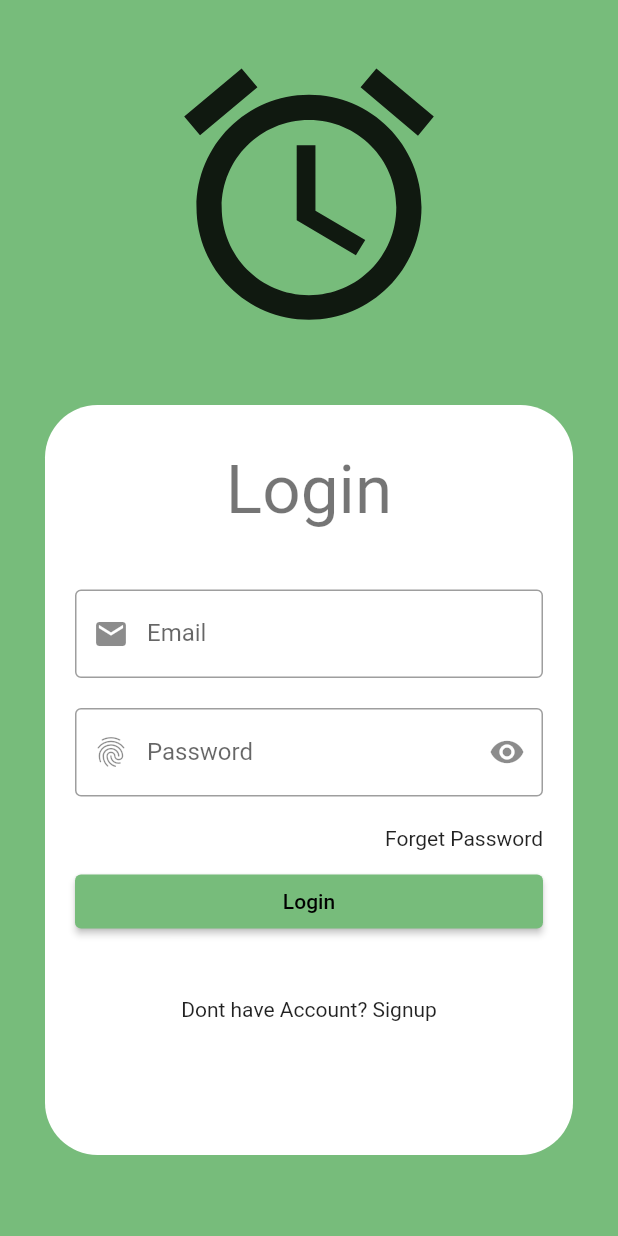
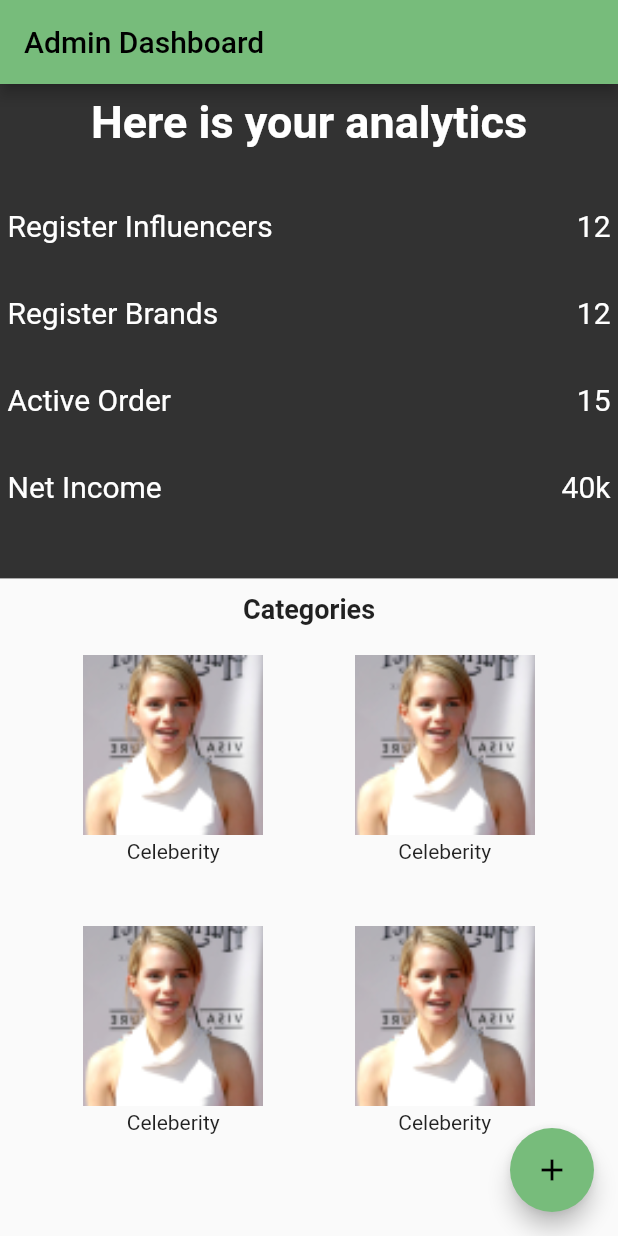
Before and after one commit to arslan053/influencers, a Flutter app: the screen it shows after launch, on a phone screen of 412 x 824 dp. Run offline on Flutter 3.47's test engine with Material 2 defaults, Android fonts, the phone set to English and light mode, and no system bars; our stand-ins replace cloud_firestore, firebase_auth, firebase_core, firebase_storage, get, google_fonts and 2 more; missing offline and left inert: dart:ffi, firebase_app_check, image_picker_platform_interface; accounts and stored records are empty.

Commit message:
profile setup plus admin dashboard and categories

```diff
--- a/lib/src/Utils/CategoryCard.dart
+++ b/lib/src/Utils/CategoryCard.dart
@@ -1,9 +1,18 @@
 import 'package:flutter/material.dart';
 
 class CategoryCard extends StatelessWidget {
-  final String  path;
-  final String  text;
-  const CategoryCard({Key? key, required this.path, required this.text}) : super(key: key);
+  final String path;
+  final String text;
+  final double? height;
+  final double? width;
+
+  const CategoryCard(
+      {Key? key,
+      required this.path,
+      required this.text,
+      this.height = 79,
+      this.width = 77})
+      : super(key: key);
 
   @override
   Widget build(BuildContext context) {
@@ -11,13 +20,18 @@ class CategoryCard extends StatelessWidget {
       padding: const EdgeInsets.all(10.0),
       child: Column(children: [
         Container(
-          height: 77,
-          width: 79,
-          decoration: BoxDecoration(borderRadius: BorderRadius.circular(12)),
-          child: Image.asset(path,fit: BoxFit.cover,)
-          ),
+            height: height,
+            width: width,
+            decoration: BoxDecoration(borderRadius: BorderRadius.circular(12)),
+            child: Image.asset(
+              path,
+              fit: BoxFit.cover,
+            )),
+        SizedBox(
+          height: 3,
+        ),
         Text(text),
-              ]),
+      ]),
     );
   }
 }
--- a/lib/src/features/Dashboard/DashboardScreen.dart
+++ b/lib/src/features/Dashboard/DashboardScreen.dart
@@ -82,7 +82,7 @@ class _DashboardScreenState extends State<DashboardScreen> {
               width: MediaQuery.of(context).size.width,
               child: ListView(
                 scrollDirection: Axis.horizontal,
-                children: const [
+                children: [
                   CategoryCard(
                       path: 'assets/images/celebrity.png', text: 'Celeberity'),
                   CategoryCard(
--- /dev/null
+++ b/lib/src/features/admin/views/admin_dashboard.dart
@@ -0,0 +1,169 @@
+import 'package:flutter/material.dart';
+import 'package:get/get_connect/http/src/utils/utils.dart';
+import 'package:google_fonts/google_fonts.dart';
+import 'package:influencer/src/features/admin/views/category_Show_dialog.dart';
+
+import '../../../Utils/CategoryCard.dart';
+import '../../../constants/colors.dart';
+import '../../../constants/sizes.dart';
+
+class AdminDashboard extends StatelessWidget {
+  const AdminDashboard({Key? key}) : super(key: key);
+
+  @override
+  Widget build(BuildContext context) {
+    final height = MediaQuery.of(context).size.height;
+    return Scaffold(
+      floatingActionButton: FloatingActionButton(
+          child: Icon(Icons.add),
+          onPressed: () {
+            ShowDialog(context);
+          }),
+      appBar: AppBar(
+        title: Text("Admin Dashboard"),
+      ),
+      body: SingleChildScrollView(
+        child: Container(
+          child: Column(
+            children: [
+              Container(
+                height: height * 0.4,
+                color: Colors.black.withOpacity(0.8),
+                child: Container(
+                  margin: EdgeInsets.symmetric(horizontal: 5),
+                  child: Column(
+                    children: [
+                      SizedBox(
+                        height: 8,
+                      ),
+                      const Text(
+                        "Here is your analytics",
+                        style: TextStyle(
+                            fontWeight: FontWeight.bold,
+                            fontSize: 30,
+                            color: whiteColor),
+                      ),
+                      const SizedBox(
+                        height: mediumlSize,
+                      ),
+                      Row(
+                        mainAxisAlignment: MainAxisAlignment.spaceBetween,
+                        children: const [
+                          Text(
+                            "Register Influencers",
+                            style: TextStyle(color: whiteColor, fontSize: 20),
+                          ),
+                          Text(
+                            "12",
+                            style: TextStyle(color: whiteColor, fontSize: 20),
+                          ),
+                        ],
+                      ),
+                      const SizedBox(
+                        height: smallSize + 15,
+                      ),
+                      Row(
+                        mainAxisAlignment: MainAxisAlignment.spaceBetween,
+                        children: const [
+                          Text(
+                            "Register Brands",
+                            style: TextStyle(color: whiteColor, fontSize: 20),
+                          ),
+                          Text(
+                            "12",
+                            style: TextStyle(color: whiteColor, fontSize: 20),
+                          ),
+                        ],
+                      ),
+                      const SizedBox(
+                        height: smallSize + 15,
+                      ),
+                      Row(
+                        mainAxisAlignment: MainAxisAlignment.spaceBetween,
+                        children: const [
+                          Text(
+                            "Active Order",
+                            style: TextStyle(color: whiteColor, fontSize: 20),
+                          ),
+                          Text(
+                            "15",
+                            style: TextStyle(color: whiteColor, fontSize: 20),
+                          ),
+                        ],
+                      ),
+                      const SizedBox(
+                        height: smallSize + 15,
+                      ),
+                      Row(
+                        mainAxisAlignment: MainAxisAlignment.spaceBetween,
+                        children: const [
+                          Text(
+                            "Net Income",
+                            style: TextStyle(color: whiteColor, fontSize: 20),
+                          ),
+                          Text(
+                            "40k",
+                            style: TextStyle(color: whiteColor, fontSize: 20),
+                          ),
+                        ],
+                      ),
+                      const SizedBox(
+                        height: smallSize + 15,
+                      )
+                    ],
+                  ),
+                ),
+              ),
+              const SizedBox(
+                height: smallSize - 10,
+              ),
+              const Text(
+                "Categories",
+                style: TextStyle(fontWeight: FontWeight.bold, fontSize: 18),
+                textAlign: TextAlign.start,
+                textDirection: TextDirection.ltr,
+              ),
+              const SizedBox(
+                height: smallSize - 10,
+              ),
+              Padding(
+                padding: const EdgeInsets.symmetric(horizontal: 25.0),
+                child: Container(
+                  width: MediaQuery.of(context).size.width,
+                  height: height * 0.4,
+                  child: GridView.builder(
+                      gridDelegate: SliverGridDelegateWithFixedCrossAxisCount(
+                          crossAxisCount: 2),
+                      itemBuilder: (BuildContext context, index) {
+                        return Container(
+                          child: const CategoryCard(
+                              height: 120,
+                              width: 120,
+                              path: 'assets/images/celebrity.png',
+                              text: 'Celeberity'),
+                        );
+                      }),
+                  // child: ListView(
+                  //   scrollDirection: Axis.vertical,
+                  //   children: const [
+                  //     CategoryCard(
+                  //         path: 'assets/images/celebrity.png',
+                  //         text: 'Celeberity'),
+                  //     CategoryCard(
+                  //         path: 'assets/images/lifestyle.png',
+                  //         text: 'LifeStyle'),
+                  //     CategoryCard(
+                  //         path: 'assets/images/fashion.png', text: 'Fashion'),
+                  //     CategoryCard(
+                  //         path: 'assets/images/food.png', text: 'Food'),
+                  //   ],
+                  // ),
+                ),
+              ),
+            ],
+          ),
+        ),
+      ),
+    );
+  }
+}
```
Also changed, not shown: lib/src/features/admin/category/categories_controller.dart (added, +60 -0 lines), lib/src/features/admin/category/category_model.dart (added, +31 -0 lines), lib/src/features/admin/views/category_Show_dialog.dart (added, +107 -0 lines), lib/src/repository/authentication_repository/authentication_repository.dart (+5 -4 lines), lib/src/features/profile/views/profile_screen.dart (deleted).
